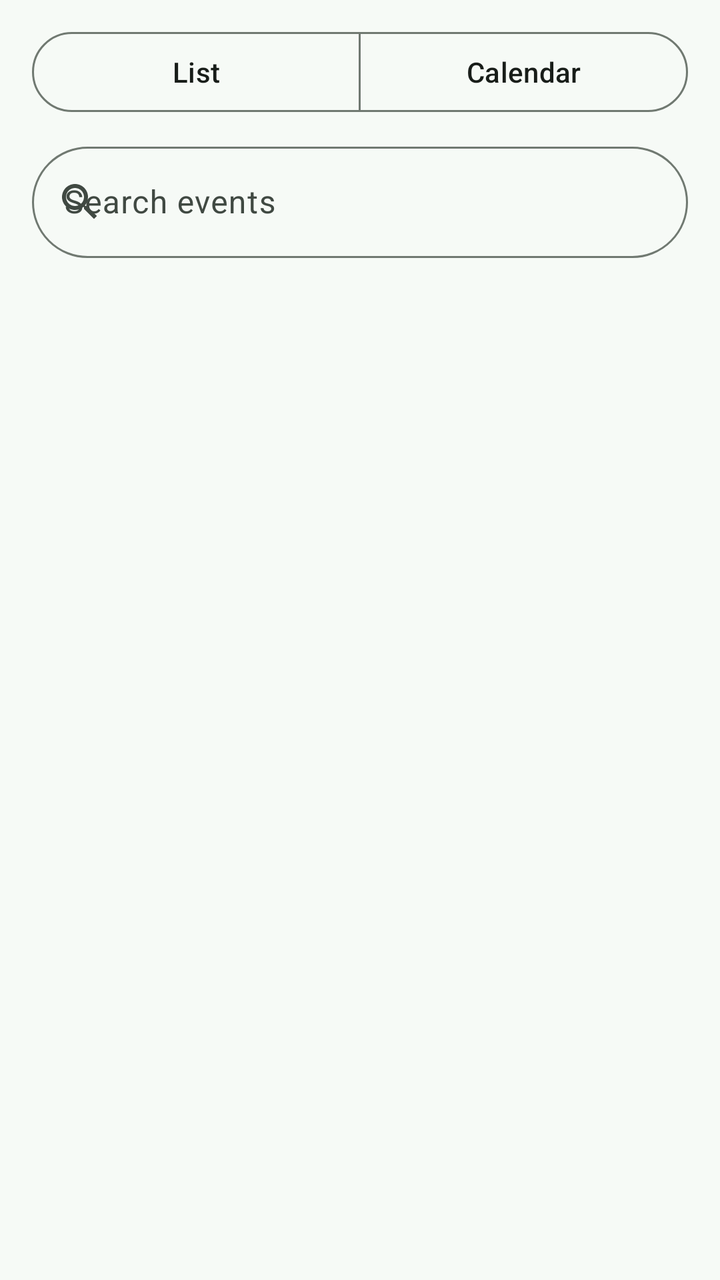
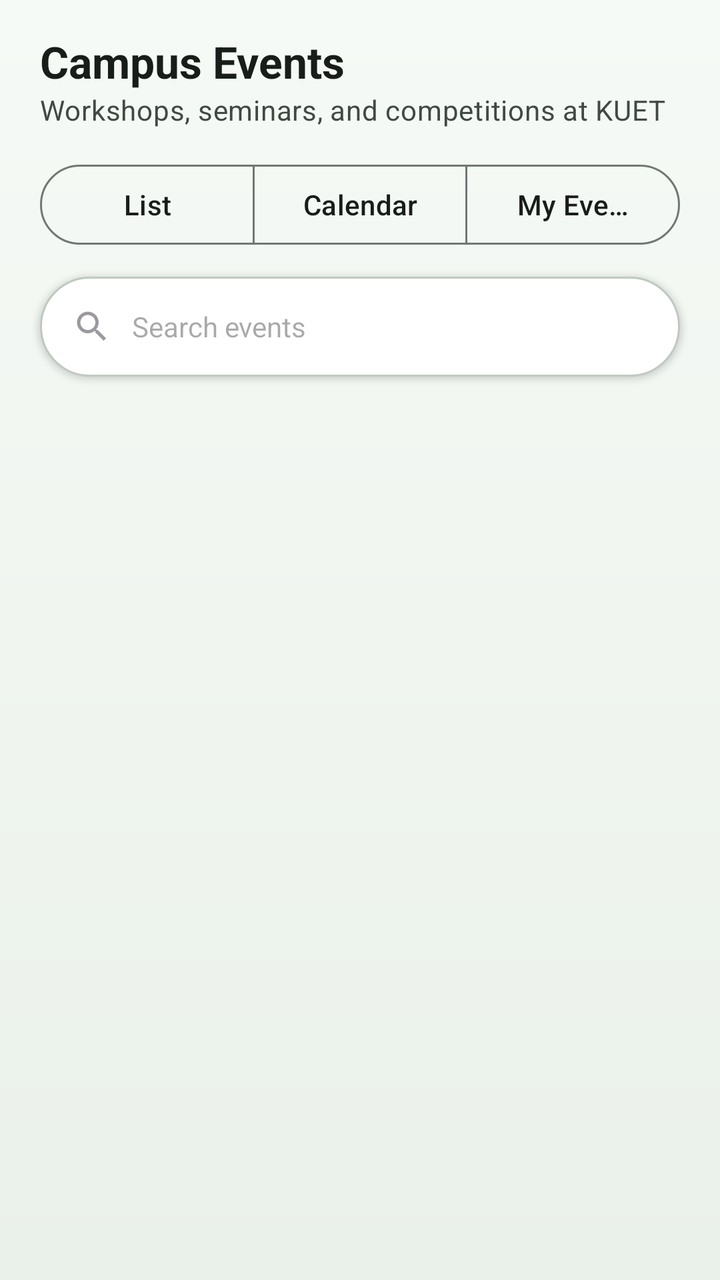

An Android layout rendered at two revisions. The XML below is the earlier revision; the diff shows what the commit changed to produce the second picture.
<!-- AndroidManifest.xml: application theme Theme.ClubHub -->
<!-- res/layout/fragment_events.xml -->
<?xml version="1.0" encoding="utf-8"?>
<FrameLayout xmlns:android="http://schemas.android.com/apk/res/android"
    xmlns:app="http://schemas.android.com/apk/res-auto"
    android:layout_width="match_parent"
    android:layout_height="match_parent">

    <LinearLayout
        android:layout_width="match_parent"
        android:layout_height="match_parent"
        android:orientation="vertical">

        <com.google.android.material.button.MaterialButtonToggleGroup
            android:id="@+id/toggle_view"
            android:layout_width="match_parent"
            android:layout_height="wrap_content"
            android:layout_marginHorizontal="16dp"
            android:layout_marginTop="12dp"
            app:selectionRequired="true"
            app:singleSelection="true">

            <com.google.android.material.button.MaterialButton
                android:id="@+id/btn_view_list"
                style="@style/Widget.Material3.Button.OutlinedButton"
                android:layout_width="0dp"
                android:layout_height="wrap_content"
                android:layout_weight="1"
                android:text="@string/view_list" />

            <com.google.android.material.button.MaterialButton
                android:id="@+id/btn_view_calendar"
                style="@style/Widget.Material3.Button.OutlinedButton"
                android:layout_width="0dp"
                android:layout_height="wrap_content"
                android:layout_weight="1"
                android:text="@string/view_calendar" />
        </com.google.android.material.button.MaterialButtonToggleGroup>

        <LinearLayout
            android:id="@+id/list_controls"
            android:layout_width="match_parent"
            android:layout_height="wrap_content"
            android:orientation="vertical">

            <com.google.android.material.textfield.TextInputLayout
                android:id="@+id/til_search"
                android:layout_width="match_parent"
                android:layout_height="wrap_content"
                android:layout_marginHorizontal="16dp"
                android:layout_marginTop="8dp"
                android:hint="@string/hint_search_events"
                app:boxCornerRadiusBottomEnd="28dp"
                app:boxCornerRadiusBottomStart="28dp"
                app:boxCornerRadiusTopEnd="28dp"
                app:boxCornerRadiusTopStart="28dp"
                app:startIconDrawable="@drawable/ic_search">

                <com.google.android.material.textfield.TextInputEditText
                    android:id="@+id/et_search"
                    android:layout_width="match_parent"
                    android:layout_height="wrap_content"
                    android:imeOptions="actionSearch"
                    android:inputType="text"
                    android:maxLines="1" />
            </com.google.android.material.textfield.TextInputLayout>

            <HorizontalScrollView
                android:layout_width="match_parent"
                android:layout_height="wrap_content"
                android:scrollbars="none">

                <com.google.android.material.chip.ChipGroup
                    android:id="@+id/chip_group"
                    android:layout_width="wrap_content"
                    android:layout_height="wrap_content"
                    android:paddingHorizontal="16dp"
                    app:selectionRequired="true"
                    app:singleLine="true"
                    app:singleSelection="true" />
            </HorizontalScrollView>
        </LinearLayout>

        <LinearLayout
            android:id="@+id/calendar_block"
            android:layout_width="match_parent"
            android:layout_height="wrap_content"
            android:orientation="vertical"
            android:paddingHorizontal="12dp"
            android:paddingTop="8dp"
            android:visibility="gone">

            <LinearLayout
                android:layout_width="match_parent"
                android:layout_height="wrap_content"
                android:gravity="center_vertical"
                android:orientation="horizontal">

                <ImageButton
                    android:id="@+id/btn_prev_month"
                    android:layout_width="48dp"
                    android:layout_height="48dp"
                    android:background="?attr/selectableItemBackgroundBorderless"
                    android:contentDescription="@string/action_prev_month"
                    android:src="@drawable/ic_chevron_left" />

                <TextView
                    android:id="@+id/tv_month_title"
                    android:layout_width="0dp"
                    android:layout_height="wrap_content"
                    android:layout_weight="1"
                    android:gravity="center"
                    android:textAppearance="?attr/textAppearanceTitleMedium"
                    android:textStyle="bold" />

                <ImageButton
                    android:id="@+id/btn_next_month"
                    android:layout_width="48dp"
                    android:layout_height="48dp"
                    android:background="?attr/selectableItemBackgroundBorderless"
                    android:contentDescription="@string/action_next_month"
                    android:src="@drawable/ic_chevron_right" />
            </LinearLayout>

            <com.kuet.clubhub.ui.events.MonthCalendarView
                android:id="@+id/calendar"
                android:layout_width="match_parent"
                android:layout_height="wrap_content" />
        </LinearLayout>

        <TextView
            android:id="@+id/tv_day_title"
            android:layout_width="match_parent"
            android:layout_height="wrap_content"
            android:paddingHorizontal="20dp"
            android:paddingTop="8dp"
            android:textAppearance="?attr/textAppearanceTitleSmall"
            android:textColor="?attr/colorPrimary"
            android:visibility="gone" />

        <FrameLayout
            android:layout_width="match_parent"
            android:layout_height="0dp"
            android:layout_weight="1">

            <androidx.recyclerview.widget.RecyclerView
                android:id="@+id/recycler"
                android:layout_width="match_parent"
                android:layout_height="match_parent"
                android:clipToPadding="false"
                android:paddingHorizontal="10dp"
                android:paddingTop="4dp"
                android:paddingBottom="96dp" />

            <LinearLayout
                android:id="@+id/empty_container"
                android:layout_width="match_parent"
                android:layout_height="wrap_content"
                android:layout_gravity="center"
                android:gravity="center_horizontal"
                android:orientation="vertical"
                android:padding="32dp"
                android:visibility="gone">

                <ImageView
                    android:layout_width="64dp"
                    android:layout_height="64dp"
                    android:alpha="0.45"
                    android:importantForAccessibility="no"
                    android:src="@drawable/ic_events" />

                <TextView
                    android:id="@+id/empty_state"
                    android:layout_width="match_parent"
                    android:layout_height="wrap_content"
                    android:layout_marginTop="12dp"
                    android:gravity="center"
                    android:textAppearance="?attr/textAppearanceBodyLarge"
                    android:textColor="?attr/colorOnSurfaceVariant" />
            </LinearLayout>

            <com.google.android.material.progressindicator.CircularProgressIndicator
                android:id="@+id/progress"
                android:layout_width="wrap_content"
                android:layout_height="wrap_content"
                android:layout_gravity="center"
                android:indeterminate="true"
                android:visibility="gone" />
        </FrameLayout>
    </LinearLayout>

    <com.google.android.material.floatingactionbutton.ExtendedFloatingActionButton
        android:id="@+id/fab_new_event"
        android:layout_width="wrap_content"
        android:layout_height="wrap_content"
        android:layout_gravity="bottom|end"
        android:layout_margin="16dp"
        android:text="@string/action_new_event"
        android:textColor="?attr/colorOnPrimary"
        android:visibility="gone"
        app:backgroundTint="?attr/colorPrimary"
        app:icon="@drawable/ic_add"
        app:iconTint="?attr/colorOnPrimary" />
</FrameLayout>
<!-- resources referenced by this layout -->
<resources>
  <!-- drawable ic_add (drawable) -->
  <?xml version="1.0" encoding="utf-8"?>
  <vector xmlns:android="http://schemas.android.com/apk/res/android"
      android:width="24dp"
      android:height="24dp"
      android:viewportWidth="24"
      android:viewportHeight="24"
      android:tint="?attr/colorControlNormal">
      <path
          android:fillColor="@android:color/white"
          android:pathData="M19,13h-6v6h-2v-6H5v-2h6V5h2v6h6v2z" />
  </vector>
  <!-- drawable ic_chevron_left (drawable) -->
  <?xml version="1.0" encoding="utf-8"?>
  <vector xmlns:android="http://schemas.android.com/apk/res/android"
      android:width="24dp"
      android:height="24dp"
      android:viewportWidth="24"
      android:viewportHeight="24"
      android:tint="?attr/colorControlNormal">
      <path
          android:fillColor="@android:color/white"
          android:pathData="M15.41,7.41L14,6l-6,6 6,6 1.41,-1.41L10.83,12z" />
  </vector>
  <!-- drawable ic_chevron_right (drawable) -->
  <?xml version="1.0" encoding="utf-8"?>
  <vector xmlns:android="http://schemas.android.com/apk/res/android"
      android:width="24dp"
      android:height="24dp"
      android:viewportWidth="24"
      android:viewportHeight="24"
      android:tint="?attr/colorControlNormal">
      <path
          android:fillColor="@android:color/white"
          android:pathData="M10,6L8.59,7.41 13.17,12l-4.58,4.59L10,18l6,-6z" />
  </vector>
  <!-- drawable ic_events (drawable) -->
  <?xml version="1.0" encoding="utf-8"?>
  <vector xmlns:android="http://schemas.android.com/apk/res/android"
      android:width="24dp"
      android:height="24dp"
      android:viewportWidth="24"
      android:viewportHeight="24"
      android:tint="?attr/colorControlNormal">
      <path
          android:fillColor="@android:color/white"
          android:pathData="M17,12h-5v5h5v-5zM16,1v2H8V1H6v2H5c-1.11,0 -1.99,0.9 -1.99,2L3,19c0,1.1 0.89,2 2,2h14c1.1,0 2,-0.9 2,-2V5c0,-1.1 -0.9,-2 -2,-2h-1V1h-2zM19,19H5V8h14v11z" />
  </vector>
  <string name="action_new_event">New event</string>
  <string name="action_next_month">Next month</string>
  <string name="action_prev_month">Previous month</string>
  <string name="hint_search_events">Search events</string>
  <string name="view_calendar">Calendar</string>
  <string name="view_list">List</string>
  <style name="Theme.ClubHub" parent="Base.Theme.ClubHub" />
  <style name="Widget.ClubHub.TextInputLayout" parent="Widget.Material3.TextInputLayout.OutlinedBox">
          <item name="boxCornerRadiusTopStart">14dp</item>
          <item name="boxCornerRadiusTopEnd">14dp</item>
          <item name="boxCornerRadiusBottomStart">14dp</item>
          <item name="boxCornerRadiusBottomEnd">14dp</item>
      </style>
  <style name="Widget.ClubHub.Button" parent="Widget.Material3.Button">
          <item name="cornerRadius">16dp</item>
      </style>
  <!-- unchanged entries left out for length: 2 -->
</resources>

<!-- the commit's change to res/layout/fragment_events.xml (unified diff, before → after) -->
@@ -2,19 +2,45 @@
 <FrameLayout xmlns:android="http://schemas.android.com/apk/res/android"
     xmlns:app="http://schemas.android.com/apk/res-auto"
     android:layout_width="match_parent"
-    android:layout_height="match_parent">
+    android:layout_height="match_parent"
+    android:background="@drawable/bg_screen_mint">
 
     <LinearLayout
         android:layout_width="match_parent"
         android:layout_height="match_parent"
         android:orientation="vertical">
 
+        
+        <LinearLayout
+            android:layout_width="match_parent"
+            android:layout_height="wrap_content"
+            android:orientation="vertical"
+            android:paddingHorizontal="20dp"
+            android:paddingTop="16dp"
+            android:paddingBottom="4dp">
+
+            <TextView
+                android:layout_width="match_parent"
+                android:layout_height="wrap_content"
+                android:text="Campus Events"
+                android:textColor="?attr/colorOnSurface"
+                android:textSize="22sp"
+                android:textStyle="bold" />
+
+            <TextView
+                android:layout_width="match_parent"
+                android:layout_height="wrap_content"
+                android:text="Workshops, seminars, and competitions at KUET"
+                android:textAppearance="?attr/textAppearanceBodyMedium"
+                android:textColor="?attr/colorOnSurfaceVariant" />
+        </LinearLayout>
+
         <com.google.android.material.button.MaterialButtonToggleGroup
             android:id="@+id/toggle_view"
             android:layout_width="match_parent"
             android:layout_height="wrap_content"
-            android:layout_marginHorizontal="16dp"
-            android:layout_marginTop="12dp"
+            android:layout_marginHorizontal="20dp"
+            android:layout_marginTop="10dp"
             app:selectionRequired="true"
             app:singleSelection="true">
 
@@ -33,6 +59,14 @@
                 android:layout_height="wrap_content"
                 android:layout_weight="1"
                 android:text="@string/view_calendar" />
+
+            <com.google.android.material.button.MaterialButton
+                android:id="@+id/btn_view_mine"
+                style="@style/Widget.Material3.Button.OutlinedButton"
+                android:layout_width="0dp"
+                android:layout_height="wrap_content"
+                android:layout_weight="1"
+                android:text="@string/title_my_events" />
         </com.google.android.material.button.MaterialButtonToggleGroup>
 
         <LinearLayout
@@ -41,99 +75,126 @@
             android:layout_height="wrap_content"
             android:orientation="vertical">
 
-            <com.google.android.material.textfield.TextInputLayout
+            
+            <LinearLayout
                 android:id="@+id/til_search"
                 android:layout_width="match_parent"
-                android:layout_height="wrap_content"
-                android:layout_marginHorizontal="16dp"
-                android:layout_marginTop="8dp"
-                android:hint="@string/hint_search_events"
-                app:boxCornerRadiusBottomEnd="28dp"
-                app:boxCornerRadiusBottomStart="28dp"
-                app:boxCornerRadiusTopEnd="28dp"
-                app:boxCornerRadiusTopStart="28dp"
-                app:startIconDrawable="@drawable/ic_search">
+                android:layout_height="50dp"
+                android:layout_marginHorizontal="20dp"
+                android:layout_marginTop="12dp"
+                android:background="@drawable/bg_search_pill"
+                android:elevation="2dp"
+                android:gravity="center_vertical"
+                android:baselineAligned="false"
+                        android:orientation="horizontal"
+                android:paddingHorizontal="16dp">
+
+                <ImageView
+                    android:layout_width="20dp"
+                    android:layout_height="20dp"
+                    android:alpha="0.55"
+                    android:importantForAccessibility="no"
+                    android:src="@drawable/ic_search" />
 
                 <com.google.android.material.textfield.TextInputEditText
                     android:id="@+id/et_search"
                     android:layout_width="match_parent"
-                    android:layout_height="wrap_content"
+                    android:layout_height="match_parent"
+                    android:layout_marginStart="10dp"
+                    android:background="@null"
+                    android:hint="@string/hint_search_events"
                     android:imeOptions="actionSearch"
                     android:inputType="text"
-                    android:maxLines="1" />
-            </com.google.android.material.textfield.TextInputLayout>
+                    android:maxLines="1"
+                    android:textSize="14sp" />
+            </LinearLayout>
 
             <HorizontalScrollView
                 android:layout_width="match_parent"
                 android:layout_height="wrap_content"
+                android:layout_marginTop="6dp"
                 android:scrollbars="none">
 
                 <com.google.android.material.chip.ChipGroup
                     android:id="@+id/chip_group"
                     android:layout_width="wrap_content"
                     android:layout_height="wrap_content"
-                    android:paddingHorizontal="16dp"
+                    android:paddingHorizontal="20dp"
                     app:selectionRequired="true"
                     app:singleLine="true"
                     app:singleSelection="true" />
             </HorizontalScrollView>
         </LinearLayout>
 
-        <LinearLayout
+        
+        <com.google.android.material.card.MaterialCardView
             android:id="@+id/calendar_block"
             android:layout_width="match_parent"
             android:layout_height="wrap_content"
-            android:orientation="vertical"
-            android:paddingHorizontal="12dp"
-            android:paddingTop="8dp"
-            android:visibility="gone">
+            android:layout_marginHorizontal="20dp"
+            android:layout_marginTop="10dp"
+            android:visibility="gone"
+            app:cardBackgroundColor="?attr/colorSurfaceContainerLowest"
+            app:cardCornerRadius="22dp"
+            app:cardElevation="2dp"
+            app:strokeColor="?attr/colorOutlineVariant"
+            app:strokeWidth="1dp">
 
             <LinearLayout
                 android:layout_width="match_parent"
                 android:layout_height="wrap_content"
-                android:gravity="center_vertical"
-                android:orientation="horizontal">
-
-                <ImageButton
-                    android:id="@+id/btn_prev_month"
-                    android:layout_width="48dp"
-                    android:layout_height="48dp"
-                    android:background="?attr/selectableItemBackgroundBorderless"
-                    android:contentDescription="@string/action_prev_month"
-                    android:src="@drawable/ic_chevron_left" />
-
-                <TextView
-                    android:id="@+id/tv_month_title"
-                    android:layout_width="0dp"
+                android:orientation="vertical"
+                android:padding="12dp">
+
+                <LinearLayout
+                    android:layout_width="match_parent"
                     android:layout_height="wrap_content"
-                    android:layout_weight="1"
-                    android:gravity="center"
-                    android:textAppearance="?attr/textAppearanceTitleMedium"
-                    android:textStyle="bold" />
-
-                <ImageButton
-                    android:id="@+id/btn_next_month"
-                    android:layout_width="48dp"
-                    android:layout_height="48dp"
-                    android:background="?attr/selectableItemBackgroundBorderless"
-                    android:contentDescription="@string/action_next_month"
-                    android:src="@drawable/ic_chevron_right" />
+                    android:gravity="center_vertical"
+                    android:baselineAligned="false"
+                        android:orientation="horizontal">
+
+                    <ImageButton
+                        android:id="@+id/btn_prev_month"
+                        android:layout_width="44dp"
+                        android:layout_height="44dp"
+                        android:background="?attr/selectableItemBackgroundBorderless"
+                        android:contentDescription="@string/action_prev_month"
+                        android:src="@drawable/ic_chevron_left" />
+
+                    <TextView
+                        android:id="@+id/tv_month_title"
+                        android:layout_width="0dp"
+                        android:layout_height="wrap_content"
+                        android:layout_weight="1"
+                        android:gravity="center"
+                        android:textAppearance="?attr/textAppearanceTitleMedium"
+                        android:textStyle="bold" />
+
+                    <ImageButton
+                        android:id="@+id/btn_next_month"
+                        android:layout_width="44dp"
+                        android:layout_height="44dp"
+                        android:background="?attr/selectableItemBackgroundBorderless"
+                        android:contentDescription="@string/action_next_month"
+                        android:src="@drawable/ic_chevron_right" />
+                </LinearLayout>
+
+                <com.kuet.clubhub.ui.events.MonthCalendarView
+                    android:id="@+id/calendar"
+                    android:layout_width="match_parent"
+                    android:layout_height="wrap_content" />
             </LinearLayout>
-
-            <com.kuet.clubhub.ui.events.MonthCalendarView
-                android:id="@+id/calendar"
-                android:layout_width="match_parent"
-                android:layout_height="wrap_content" />
-        </LinearLayout>
+        </com.google.android.material.card.MaterialCardView>
 
         <TextView
             android:id="@+id/tv_day_title"
             android:layout_width="match_parent"
             android:layout_height="wrap_content"
             android:paddingHorizontal="20dp"
-            android:paddingTop="8dp"
+            android:paddingTop="10dp"
             android:textAppearance="?attr/textAppearanceTitleSmall"
             android:textColor="?attr/colorPrimary"
+            android:textStyle="bold"
             android:visibility="gone" />
 
         <FrameLayout
@@ -146,7 +207,7 @@
                 android:layout_width="match_parent"
                 android:layout_height="match_parent"
                 android:clipToPadding="false"
-                android:paddingHorizontal="10dp"
+                android:paddingHorizontal="14dp"
                 android:paddingTop="4dp"
                 android:paddingBottom="96dp" />
 
<!-- resource entries referenced after the edit -->
@@ -1,5 +1,26 @@
 <!-- resources referenced by this layout -->
 <resources>
+  <!-- drawable bg_screen_mint (drawable) -->
+  <?xml version="1.0" encoding="utf-8"?>
+  <shape xmlns:android="http://schemas.android.com/apk/res/android"
+      android:shape="rectangle">
+      <gradient
+          android:angle="270"
+          android:startColor="?attr/colorSurface"
+          android:centerColor="?attr/colorSurfaceContainerLow"
+          android:endColor="?attr/colorSurfaceContainer"
+          android:type="linear" />
+  </shape>
+  <!-- drawable bg_search_pill (drawable) -->
+  <?xml version="1.0" encoding="utf-8"?>
+  <shape xmlns:android="http://schemas.android.com/apk/res/android"
+      android:shape="rectangle">
+      <solid android:color="?attr/colorSurfaceContainerLowest" />
+      <corners android:radius="28dp" />
+      <stroke
+          android:width="1dp"
+          android:color="?attr/colorOutlineVariant" />
+  </shape>
   <!-- drawable ic_add (drawable) -->
   <?xml version="1.0" encoding="utf-8"?>
   <vector xmlns:android="http://schemas.android.com/apk/res/android"
@@ -52,6 +73,7 @@
   <string name="action_next_month">Next month</string>
   <string name="action_prev_month">Previous month</string>
   <string name="hint_search_events">Search events</string>
+  <string name="title_my_events">My Events</string>
   <string name="view_calendar">Calendar</string>
   <string name="view_list">List</string>
   <style name="Theme.ClubHub" parent="Base.Theme.ClubHub" />
